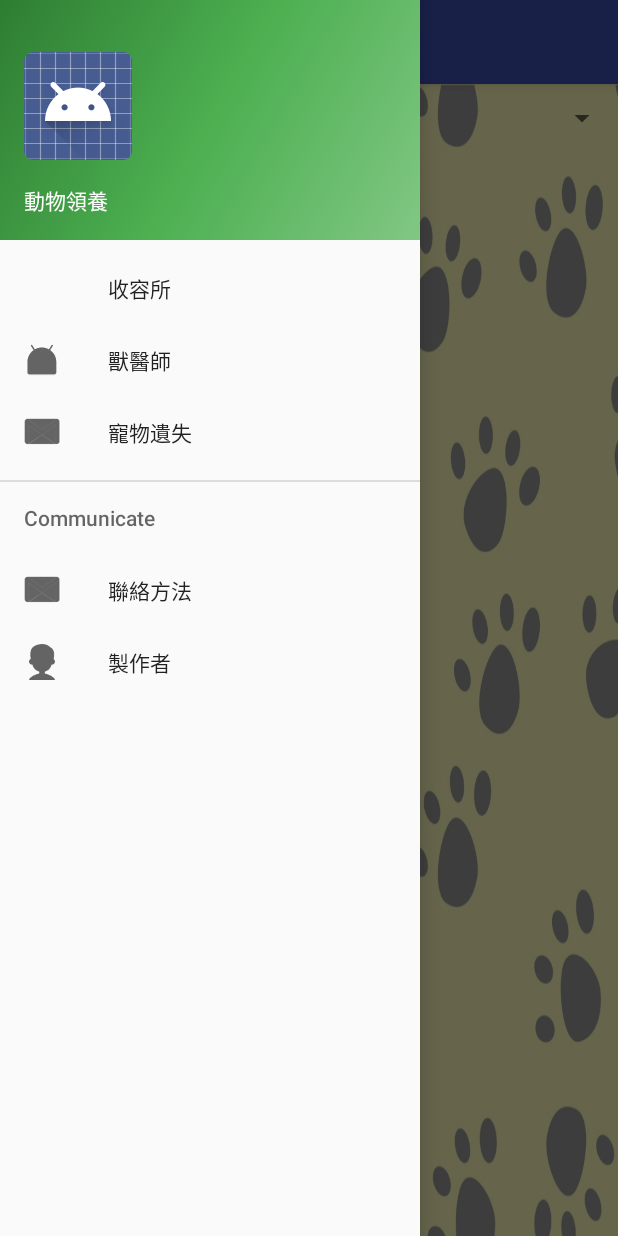
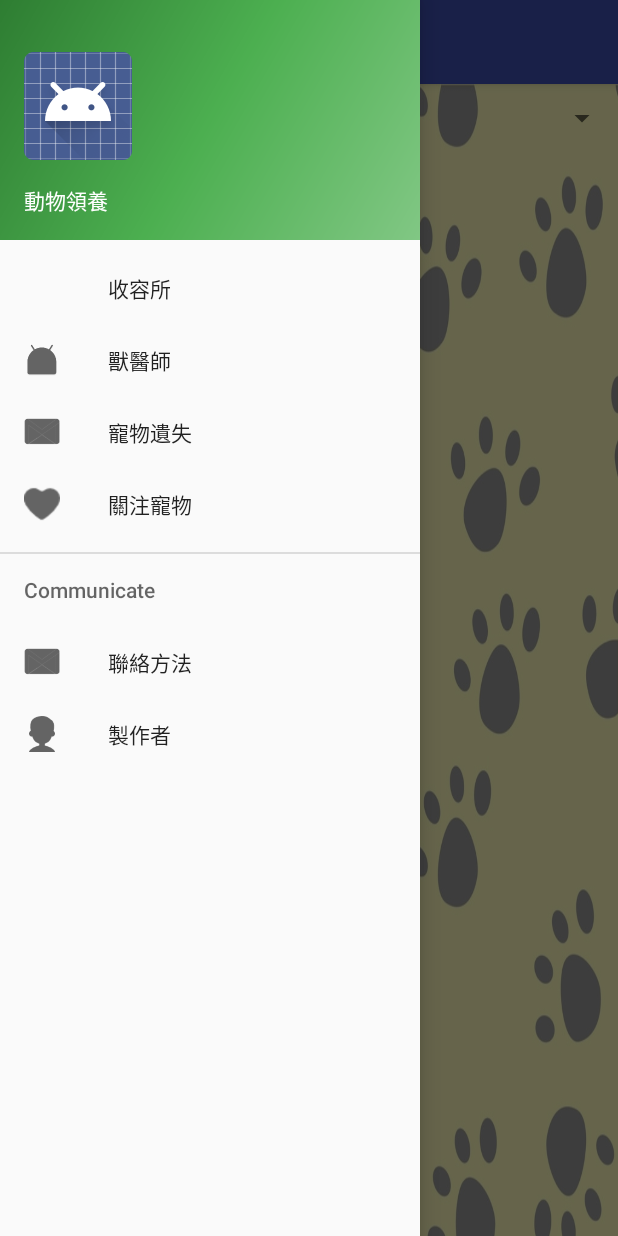
Before and after one commit to CiaShangLin/AdoptionAnimal, an Android app: the screen it shows after launch (MainActivity), with the side drawer open, on a phone screen of 412 x 824 dp. Run offline under Robolectric (Android 15) with nearby library versions, the phone set to English and light mode, and no system bars; our stand-ins replace Volley; network calls fail.

```diff
--- a/app/src/main/java/fcu/shang/adoptionanimal/MyFullIfoAdapter.java
+++ b/app/src/main/java/fcu/shang/adoptionanimal/MyFullIfoAdapter.java
@@ -91,7 +91,6 @@ public class MyFullIfoAdapter extends RecyclerView.Adapter<MyFullIfoAdapter.View
                     Log.d("Shared_off",id);
                 }else{
                     holder.full_track.setImageResource(R.drawable.off_track);
-
                     editor.remove(id).commit();
                     Log.d("Shared_on",id);
                 }
--- a/app/src/main/res/menu/activity_main_drawer.xml
+++ b/app/src/main/res/menu/activity_main_drawer.xml
@@ -17,6 +17,12 @@
             android:title="寵物遺失">
         </item>
 
+        <item
+            android:id="@+id/menu_track"
+            android:icon="@drawable/on_track"
+            android:title="關注寵物">
+        </item>
+
     </group>
 
     <item android:title="Communicate">
--- a/app/src/main/res/values/strings.xml
+++ b/app/src/main/res/values/strings.xml
@@ -20,4 +20,5 @@
 
     <string-array name="shelter_url"></string-array>
 
+    <string name="facebook_app_id">320444858396944</string>
 </resources>
```
Also changed, not shown: app/build.gradle (+6 -1 lines), app/src/main/AndroidManifest.xml (+9 -0 lines), app/src/main/java/fcu/shang/adoptionanimal/MainActivity.java (+23 -0 lines).
